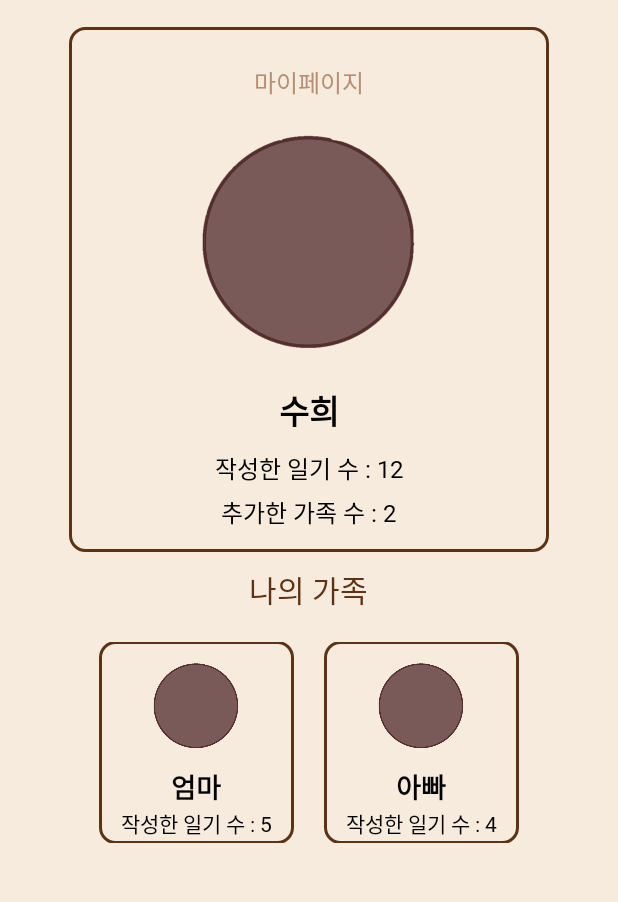
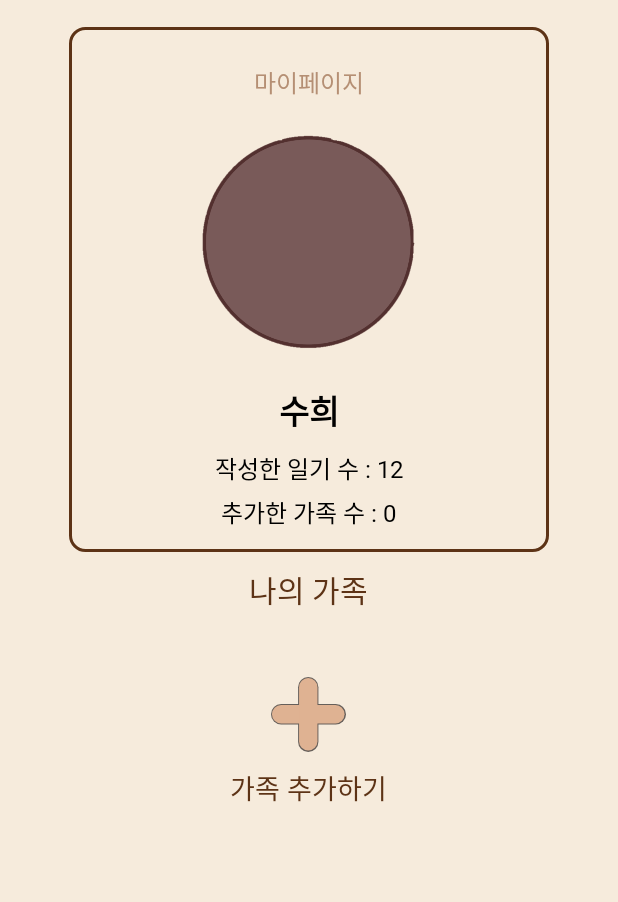
Before and after one commit to decembix/photolog, an Android app: the MyPageActivity screen opened directly, with no data from a screen before it, on a phone screen of 412 x 824 dp, the part 180-1082 px from its top. Run offline under Robolectric (Android 15) with nearby library versions, the phone set to English and light mode, and no system bars; Roboto replaces fonts that are not available here.

Commit message:
자잘하게

```diff
--- a/app/src/main/AndroidManifest.xml
+++ b/app/src/main/AndroidManifest.xml
@@ -60,6 +60,7 @@
         <activity android:name=".RePwdActivity"/>
         <activity android:name=".RePwdResultActivity"/>
         <activity android:name=".MyPageActivity"/>
+        <activity android:name=".MakeGroupActivity"/>
 
 
 
--- a/app/src/main/java/com/example/photolog_front/MyPageActivity.java
+++ b/app/src/main/java/com/example/photolog_front/MyPageActivity.java
@@ -11,19 +11,24 @@ import androidx.appcompat.app.AppCompatActivity;
 
 public class MyPageActivity extends AppCompatActivity {
 
-    // 프로필 및 정보
+    // 메인 프로필 & 유저 정보
     private ImageView profile;
     private TextView tvNickname, tvDiaryCount, tvFamilyCount;
 
     // 가족 1
+    private LinearLayout familyBox1Container;
     private ImageView profileFamily1;
     private TextView tvNicknameFamily1, tvDiaryCountFamily1;
 
     // 가족 2
+    private LinearLayout familyBox2Container;
     private ImageView profileFamily2;
     private TextView tvNicknameFamily2, tvDiaryCountFamily2;
 
-    // 로고 레이아웃
+    // 가족 추가 버튼
+    private LinearLayout layoutAddFamily;
+
+    // 로고 → 홈 이동
     private LinearLayout layoutLogo;
 
     @Override
@@ -36,56 +41,103 @@ public class MyPageActivity extends AppCompatActivity {
         loadUserData();
     }
 
-    // XML과 연결
+    // XML 연결
     private void initViews() {
 
         layoutLogo = findViewById(R.id.layout_logo);
 
+        // 메인 프로필
         profile = findViewById(R.id.profile);
         tvNickname = findViewById(R.id.tvNickname);
         tvDiaryCount = findViewById(R.id.tvDiaryCount);
         tvFamilyCount = findViewById(R.id.tvFamilyCount);
 
+        // 가족 1 박스와 내부 요소들
+        familyBox1Container = findViewById(R.id.family_box_1);
         profileFamily1 = findViewById(R.id.profile_family1);
         tvNicknameFamily1 = findViewById(R.id.tvNickname_family1);
         tvDiaryCountFamily1 = findViewById(R.id.tvDiaryCount_family1);
 
+        // 가족 2 박스와 내부 요소들
+        familyBox2Container = findViewById(R.id.family_box_2);
         profileFamily2 = findViewById(R.id.profile_family2);
         tvNicknameFamily2 = findViewById(R.id.tvNickname_family2);
         tvDiaryCountFamily2 = findViewById(R.id.tvDiaryCount_family2);
+
+        // 가족 추가 버튼
+        layoutAddFamily = findViewById(R.id.layout_add_family);
     }
 
-    // 클릭 리스너
+    // 클릭 기능
     private void setListeners() {
 
-        // 로고 클릭 → 메인 화면 이동
+        // 로고 → MainActivity 이동
         layoutLogo.setOnClickListener(v -> {
             Intent intent = new Intent(MyPageActivity.this, MainActivity.class);
             intent.addFlags(Intent.FLAG_ACTIVITY_CLEAR_TOP | Intent.FLAG_ACTIVITY_SINGLE_TOP);
             startActivity(intent);
         });
 
-        // TODO: 가족 프로필 클릭 시 가족 상세 페이지 이동
-        // profileFamily1.setOnClickListener(...)
-        // profileFamily2.setOnClickListener(...)
+        // 가족 추가 버튼 클릭
+        layoutAddFamily.setOnClickListener(v -> {
+            Intent intent = new Intent(MyPageActivity.this, MakeGroupActivity.class);
+            startActivity(intent);
+        });
+
+        // 가족 상세 페이지 이동 (원한다면 구현)
+        familyBox1Container.setOnClickListener(v -> {
+            // Example:
+            // Intent intent = new Intent(MyPageActivity.this, FamilyDetailActivity.class);
+            // startActivity(intent);
+        });
+
+        familyBox2Container.setOnClickListener(v -> {
+            // Example:
+            // Intent intent = new Intent(MyPageActivity.this, FamilyDetailActivity.class);
+            // startActivity(intent);
+        });
     }
 
-    // 임시 데이터 로딩
+    // 실제 데이터 로딩
     private void loadUserData() {
 
-        // TODO: 실제 데이터는 서버/SharedPreferences에서 불러오기
+        // TODO: 서버/DB에서 실제 데이터 가져오기
+        // ---- 여기서 가족 수만 바꿔주면 동작 테스트 가능 ----
+        int familyCount = 0;    // ← ★ 테스트: 0, 1, 2 넣어보기
 
-        // 메인 프로필
+        // 유저 메인 정보
         tvNickname.setText("수희");
         tvDiaryCount.setText("작성한 일기 수 : 12");
-        tvFamilyCount.setText("추가한 가족 수 : 2");
+        tvFamilyCount.setText("추가한 가족 수 : " + familyCount);
 
-        // 가족 1
-        tvNicknameFamily1.setText("엄마");
-        tvDiaryCountFamily1.setText("작성한 일기 수 : 5");
+        // ---- 가족 수 조건으로 UI 조작 ----
+        if (familyCount == 0) {
 
-        // 가족 2
-        tvNicknameFamily2.setText("아빠");
-        tvDiaryCountFamily2.setText("작성한 일기 수 : 4");
+            familyBox1Container.setVisibility(View.GONE);
+            familyBox2Container.setVisibility(View.GONE);
+
+            layoutAddFamily.setVisibility(View.VISIBLE);
+
+        } else if (familyCount == 1) {
+
+            familyBox1Container.setVisibility(View.VISIBLE);
+            familyBox2Container.setVisibility(View.GONE);
+            layoutAddFamily.setVisibility(View.GONE);
+
+            tvNicknameFamily1.setText("엄마");
+            tvDiaryCountFamily1.setText("작성한 일기 수 : 5");
+
+        } else {
+
+            familyBox1Container.setVisibility(View.VISIBLE);
+            familyBox2Container.setVisibility(View.VISIBLE);
+            layoutAddFamily.setVisibility(View.GONE);
+
+            tvNicknameFamily1.setText("엄마");
+            tvDiaryCountFamily1.setText("작성한 일기 수 : 5");
+
+            tvNicknameFamily2.setText("아빠");
+            tvDiaryCountFamily2.setText("작성한 일기 수 : 4");
+        }
     }
 }
--- a/app/src/main/res/layout/activity_login.xml
+++ b/app/src/main/res/layout/activity_login.xml
@@ -60,6 +60,7 @@
         android:textColor="#8B4513"
         android:textSize="12sp"
         android:visibility="gone"
+        android:paddingLeft="40dp"
         android:layout_gravity="start"
         android:text="아이디 또는 비밀번호가 틀렸습니다."/>
 
--- a/app/src/main/res/layout/activity_make_group.xml
+++ b/app/src/main/res/layout/activity_make_group.xml
@@ -88,6 +88,7 @@
             android:text="모든 칸을 채워주세요!"
             android:textColor="#8B4513"
             android:textSize="12sp"
+            android:paddingLeft="40dp"
             android:visibility="gone" />
 
         <!-- 로그인 버튼 -->
--- a/app/src/main/res/layout/activity_my_page.xml
+++ b/app/src/main/res/layout/activity_my_page.xml
@@ -119,6 +119,7 @@
         android:orientation="horizontal">
 
         <LinearLayout
+            android:id="@+id/family_box_1"
             android:layout_width="130dp"
             android:layout_height="135dp"
             android:layout_gravity="center"
@@ -157,6 +158,7 @@
 
 
         <LinearLayout
+            android:id="@+id/family_box_2"
             android:layout_width="130dp"
             android:layout_height="135dp"
             android:layout_gravity="center"
@@ -190,8 +192,35 @@
                 android:textSize="14dp"
                 android:textColor="#000000"/>
 
+            <!-- 가족 추가 버튼 (가족이 없을 때만 표시됨) -->
+
 
         </LinearLayout>
+        <LinearLayout
+            android:id="@+id/layout_add_family"
+            android:layout_width="320dp"
+            android:layout_height="140dp"
+            android:gravity="center"
+            android:orientation="vertical"
+            android:background="@drawable/box_bg"
+            android:layout_gravity="center"
+            android:padding="20dp"
+            android:visibility="gone"
+            >
 
+            <ImageView
+                android:layout_width="50dp"
+                android:layout_height="50dp"
+                android:src="@drawable/icon_plus_shape"/>
+
+            <TextView
+                android:layout_width="wrap_content"
+                android:layout_height="wrap_content"
+                android:text="가족 추가하기"
+                android:textColor="#5D3316"
+                android:textSize="18sp"
+                android:layout_marginTop="10dp"/>
+
+        </LinearLayout>
     </LinearLayout>
 </LinearLayout>
```
Also changed, not shown: app/src/main/java/com/example/photolog_front/MainActivity.java (+4 -3 lines), app/src/main/java/com/example/photolog_front/MakeGroupActivity.java (+14 -9 lines), app/src/main/res/layout/activity_sign_up.xml (+11 -0 lines).
